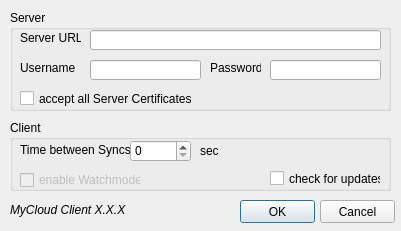
Qt form Client/src/QtClient/qtSettingsDialog.ui (psieg/MyCloud) before a commit.
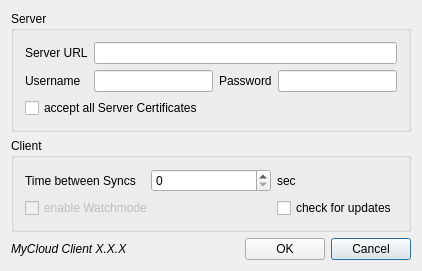
The same form after that commit. Icons and pictures are not drawn.

```diff
--- a/Client/src/QtClient/qtSettingsDialog.ui
+++ b/Client/src/QtClient/qtSettingsDialog.ui
@@ -6,21 +6,15 @@
    <rect>
     <x>0</x>
     <y>0</y>
-    <width>401</width>
-    <height>231</height>
+    <width>422</width>
+    <height>240</height>
    </rect>
   </property>
-  <property name="minimumSize">
-   <size>
-    <width>401</width>
-    <height>231</height>
-   </size>
-  </property>
-  <property name="maximumSize">
-   <size>
-    <width>401</width>
-    <height>231</height>
-   </size>
+  <property name="sizePolicy">
+   <sizepolicy hsizetype="Fixed" vsizetype="Fixed">
+    <horstretch>0</horstretch>
+    <verstretch>0</verstretch>
+   </sizepolicy>
   </property>
   <property name="windowTitle">
    <string>Settings</string>
@@ -32,86 +26,29 @@
   <property name="modal">
    <bool>false</bool>
   </property>
+  <layout class="QGridLayout" name="gridLayout_3">
+   <item row="0" column="0" colspan="4">
   <widget class="QGroupBox" name="groupBox">
-   <property name="geometry">
-    <rect>
-     <x>10</x>
-     <y>10</y>
-     <width>381</width>
-     <height>101</height>
-    </rect>
-   </property>
    <property name="title">
     <string>Server</string>
    </property>
-   <widget class="QLabel" name="label">
-    <property name="geometry">
-     <rect>
-      <x>10</x>
-      <y>20</y>
-      <width>61</width>
-      <height>16</height>
-     </rect>
-    </property>
-    <property name="text">
-     <string>Server URL</string>
-    </property>
-   </widget>
+     <layout class="QGridLayout" name="gridLayout">
+      <item row="1" column="0">
    <widget class="QLabel" name="label_2">
-    <property name="geometry">
-     <rect>
-      <x>10</x>
-      <y>50</y>
-      <width>61</width>
-      <height>16</height>
-     </rect>
-    </property>
     <property name="text">
      <string>Username</string>
     </property>
    </widget>
-   <widget class="QLabel" name="label_3">
-    <property name="geometry">
-     <rect>
-      <x>200</x>
-      <y>50</y>
-      <width>51</width>
-      <height>16</height>
-     </rect>
-    </property>
+      </item>
+      <item row="2" column="0" colspan="4">
+       <widget class="QCheckBox" name="certBox">
     <property name="text">
-     <string>Password</string>
-    </property>
-   </widget>
-   <widget class="QLineEdit" name="urlEdit">
-    <property name="geometry">
-     <rect>
-      <x>80</x>
-      <y>20</y>
-      <width>291</width>
-      <height>20</height>
-     </rect>
-    </property>
-   </widget>
-   <widget class="QLineEdit" name="nameEdit">
-    <property name="geometry">
-     <rect>
-      <x>80</x>
-      <y>50</y>
-      <width>111</width>
-      <height>20</height>
-     </rect>
-    </property>
-   </widget>
+         <string>accept all Server Certificates</string>
+        </property>
+       </widget>
+      </item>
+      <item row="1" column="3">
    <widget class="QLineEdit" name="passEdit">
-    <property name="geometry">
-     <rect>
-      <x>260</x>
-      <y>50</y>
-      <width>111</width>
-      <height>20</height>
-     </rect>
-    </property>
     <property name="inputMethodHints">
      <set>Qt::ImhHiddenText|Qt::ImhNoAutoUppercase|Qt::ImhNoPredictiveText|Qt::ImhSensitiveData</set>
     </property>
@@ -119,102 +56,49 @@
      <enum>QLineEdit::Password</enum>
     </property>
    </widget>
-   <widget class="QCheckBox" name="certBox">
-    <property name="geometry">
-     <rect>
-      <x>10</x>
-      <y>80</y>
-      <width>361</width>
-      <height>17</height>
-     </rect>
-    </property>
+      </item>
+      <item row="1" column="2">
+       <widget class="QLabel" name="label_3">
     <property name="text">
-     <string>accept all Server Certificates</string>
-    </property>
-   </widget>
-  </widget>
-  <widget class="QPushButton" name="okButton">
-   <property name="geometry">
-    <rect>
-     <x>240</x>
-     <y>200</y>
-     <width>75</width>
-     <height>23</height>
-    </rect>
-   </property>
-   <property name="sizePolicy">
-    <sizepolicy hsizetype="Fixed" vsizetype="Fixed">
-     <horstretch>0</horstretch>
-     <verstretch>0</verstretch>
-    </sizepolicy>
-   </property>
+         <string>Password</string>
+        </property>
+       </widget>
+      </item>
+      <item row="0" column="1" colspan="3">
+       <widget class="QLineEdit" name="urlEdit"/>
+      </item>
+      <item row="1" column="1">
+       <widget class="QLineEdit" name="nameEdit"/>
+      </item>
+      <item row="0" column="0">
+       <widget class="QLabel" name="label">
    <property name="text">
-    <string>OK</string>
-   </property>
-  </widget>
-  <widget class="QPushButton" name="cancelButton">
-   <property name="geometry">
-    <rect>
-     <x>320</x>
-     <y>200</y>
-     <width>75</width>
-     <height>23</height>
-    </rect>
-   </property>
-   <property name="text">
-    <string>Cancel</string>
-   </property>
-  </widget>
+         <string>Server URL</string>
+        </property>
+       </widget>
+      </item>
+     </layout>
+    </widget>
+   </item>
+   <item row="1" column="0" colspan="4">
   <widget class="QGroupBox" name="groupBox_2">
-   <property name="geometry">
-    <rect>
-     <x>10</x>
-     <y>120</y>
-     <width>381</width>
-     <height>71</height>
-    </rect>
-   </property>
    <property name="title">
     <string>Client</string>
    </property>
-   <widget class="QCheckBox" name="watchmodeBox">
-    <property name="enabled">
-     <bool>false</bool>
-    </property>
-    <property name="geometry">
-     <rect>
-      <x>10</x>
-      <y>50</y>
-      <width>121</width>
-      <height>20</height>
-     </rect>
-    </property>
-    <property name="text">
-     <string>enable Watchmode</string>
-    </property>
-   </widget>
+     <layout class="QGridLayout" name="gridLayout_2">
+      <item row="0" column="0">
+       <layout class="QVBoxLayout" name="verticalLayout">
+        <item>
+         <layout class="QHBoxLayout" name="horizontalLayout">
+          <item>
    <widget class="QLabel" name="label_4">
-    <property name="geometry">
-     <rect>
-      <x>10</x>
-      <y>20</y>
-      <width>111</width>
-      <height>20</height>
-     </rect>
-    </property>
     <property name="text">
      <string>Time between Syncs</string>
     </property>
    </widget>
+          </item>
+          <item>
    <widget class="QSpinBox" name="sleeptimeSpin">
-    <property name="geometry">
-     <rect>
-      <x>120</x>
-      <y>20</y>
-      <width>61</width>
-      <height>22</height>
-     </rect>
-    </property>
     <property name="suffix">
      <string/>
     </property>
@@ -225,42 +109,64 @@
      <number>30</number>
     </property>
    </widget>
+          </item>
+          <item>
    <widget class="QLabel" name="label_5">
-    <property name="geometry">
-     <rect>
-      <x>190</x>
-      <y>20</y>
-      <width>46</width>
-      <height>21</height>
-     </rect>
-    </property>
     <property name="text">
      <string>sec</string>
     </property>
    </widget>
+          </item>
+         </layout>
+        </item>
+        <item>
+         <layout class="QHBoxLayout" name="horizontalLayout_2">
+          <item>
+           <widget class="QCheckBox" name="watchmodeBox">
+            <property name="enabled">
+             <bool>false</bool>
+            </property>
+            <property name="text">
+             <string>enable Watchmode</string>
+            </property>
+           </widget>
+          </item>
+          <item>
+           <spacer name="horizontalSpacer_2">
+            <property name="orientation">
+             <enum>Qt::Horizontal</enum>
+            </property>
+            <property name="sizeHint" stdset="0">
+             <size>
+              <width>40</width>
+              <height>20</height>
+             </size>
+            </property>
+           </spacer>
+          </item>
+          <item>
    <widget class="QCheckBox" name="updateBox">
-    <property name="geometry">
-     <rect>
-      <x>260</x>
-      <y>50</y>
-      <width>111</width>
-      <height>17</height>
-     </rect>
-    </property>
     <property name="text">
      <string>check for updates</string>
     </property>
    </widget>
-  </widget>
+          </item>
+         </layout>
+        </item>
+       </layout>
+      </item>
+     </layout>
+    </widget>
+   </item>
+   <item row="2" column="3">
+    <widget class="QPushButton" name="cancelButton">
+     <property name="text">
+      <string>Cancel</string>
+     </property>
+    </widget>
+   </item>
+   <item row="2" column="0">
   <widget class="QLabel" name="versionLabel">
-   <property name="geometry">
-    <rect>
-     <x>10</x>
-     <y>200</y>
-     <width>221</width>
-     <height>20</height>
-    </rect>
-   </property>
    <property name="font">
     <font>
      <italic>true</italic>
@@ -270,6 +176,34 @@
     <string>MyCloud Client X.X.X</string>
    </property>
   </widget>
+   </item>
+   <item row="2" column="1">
+    <spacer name="horizontalSpacer">
+     <property name="orientation">
+      <enum>Qt::Horizontal</enum>
+     </property>
+     <property name="sizeHint" stdset="0">
+      <size>
+       <width>131</width>
+       <height>20</height>
+      </size>
+     </property>
+    </spacer>
+   </item>
+   <item row="2" column="2">
+    <widget class="QPushButton" name="okButton">
+     <property name="sizePolicy">
+      <sizepolicy hsizetype="Fixed" vsizetype="Fixed">
+       <horstretch>0</horstretch>
+       <verstretch>0</verstretch>
+      </sizepolicy>
+     </property>
+     <property name="text">
+      <string>OK</string>
+     </property>
+    </widget>
+   </item>
+  </layout>
  </widget>
  <layoutdefault spacing="6" margin="11"/>
  <tabstops>
```
Left out of the diff: 17 changed lines with no effect on the pictures. Lines whose indentation alone changed are shown as unchanged.
